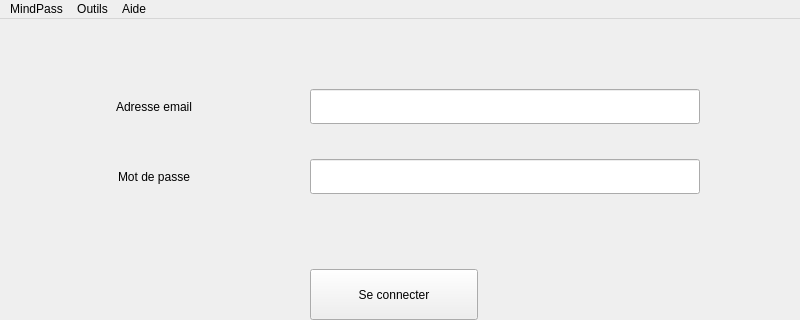
Above: Interface_graphique/PyQt/UI/fenetreAccueil.ui from MindPass/Code before the change; both pictures show x 0 to 800 and y 0 to 320 of the 800 by 500 pixel window. Below: the same form after it.
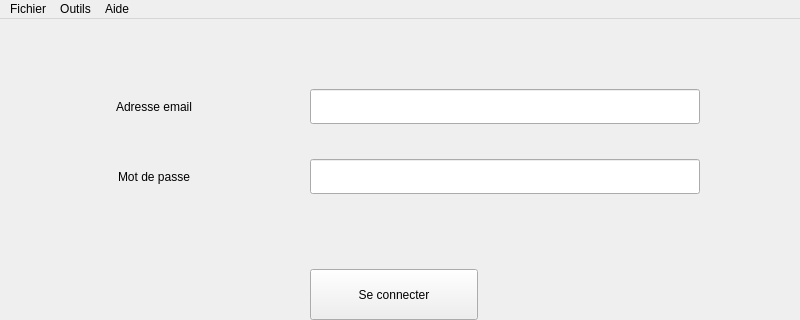
That is the form after the change. Icons and pictures are not drawn.

Commit message: Refonte des menus de fenetreAccueil et fenetreGestion

```diff
--- a/Interface_graphique/PyQt/UI/fenetreAccueil.ui
+++ b/Interface_graphique/PyQt/UI/fenetreAccueil.ui
@@ -127,9 +127,9 @@
      <height>38</height>
     </rect>
    </property>
-   <widget class="QMenu" name="menuMindPass">
+   <widget class="QMenu" name="menuFichier">
     <property name="title">
-     <string>MindPass</string>
+     <string>Fichier</string>
     </property>
     <addaction name="actionFermer"/>
    </widget>
@@ -156,7 +156,7 @@
     <addaction name="separator"/>
     <addaction name="actionA_propos_de_MindPass"/>
    </widget>
-   <addaction name="menuMindPass"/>
+   <addaction name="menuFichier"/>
    <addaction name="menuOutils"/>
    <addaction name="menuAide"/>
   </widget>
```
Left out of the diff: 16 changed lines with no effect on the pictures. The commit also changes 6 other files.
